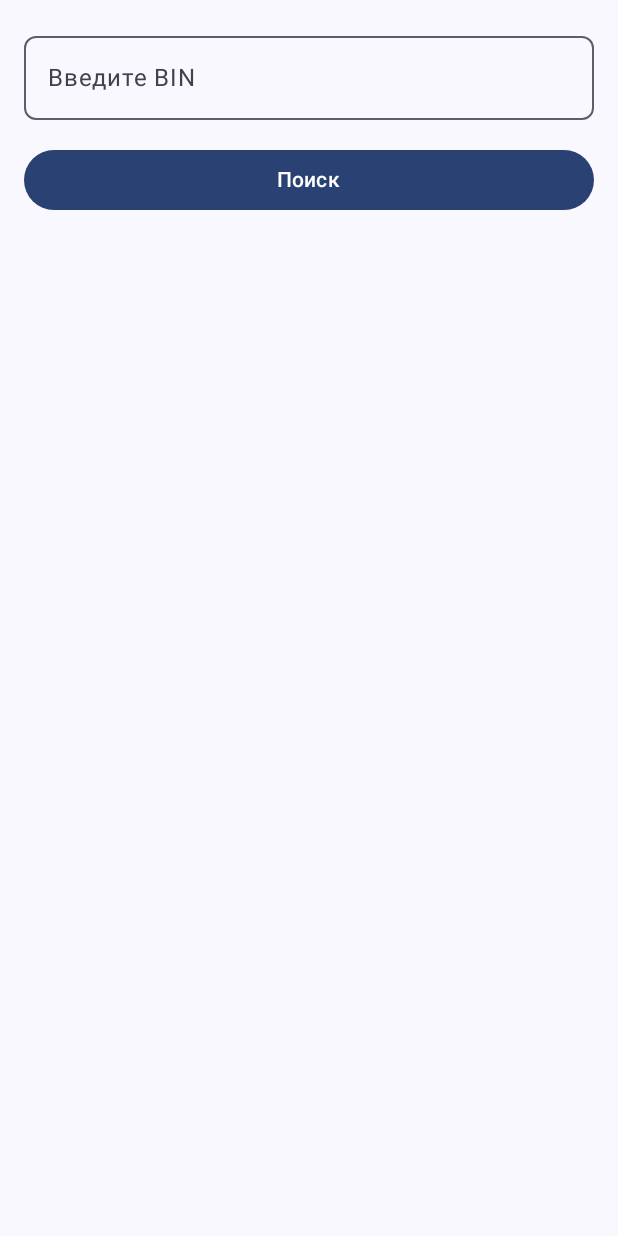
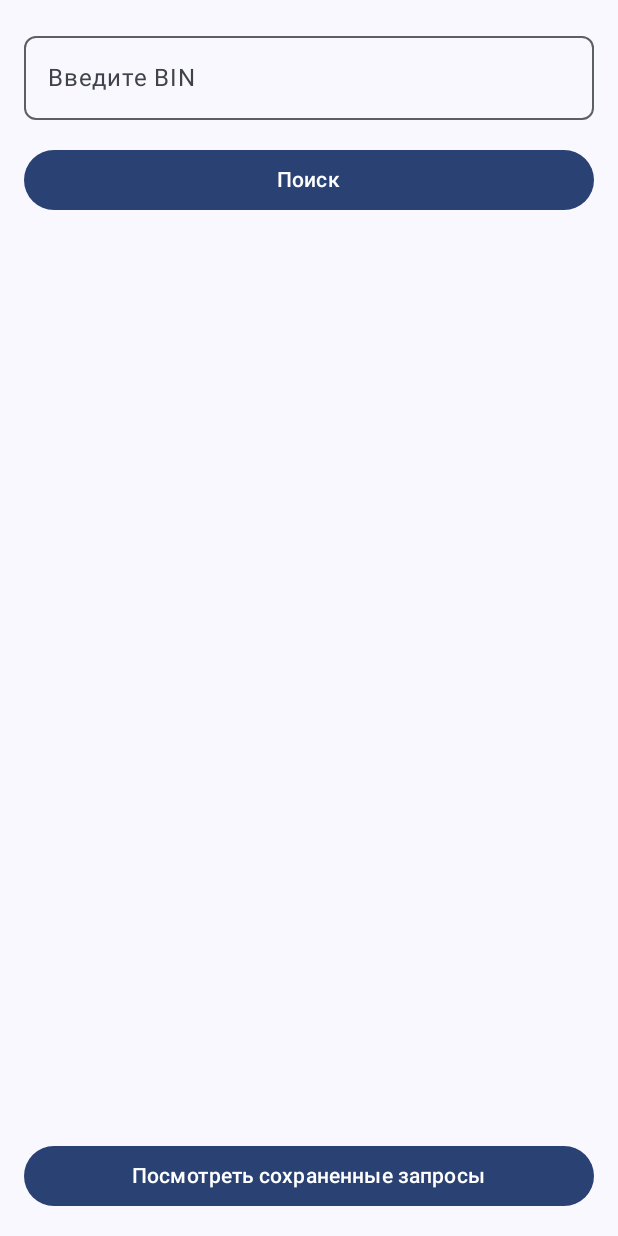
Before and after one commit to Tashpolotov/testbinbank, an Android app built with Jetpack Compose: the screen it shows after launch (MainActivity), on a phone screen of 412 x 824 dp. Run offline under Robolectric (Android 15) with nearby library versions, the phone set to English and light mode, and no system bars; libraries missing offline, so code that uses them is left out: arrow.core.

Commit message:
закончил отправляю тз

```diff
--- a/app/src/main/java/kg/aza/testbinbank/core/RepositoryImplementation.kt
+++ b/app/src/main/java/kg/aza/testbinbank/core/RepositoryImplementation.kt
@@ -67,7 +67,6 @@ abstract class RepositoryImplementation : KoinComponent {
 
     protected fun <T> Flow<Either<HttpResponseError, T>>.processException() =
         flowOn(Dispatchers.IO).catch { exception ->
-            Log.e("RepositoryImplementation", exception.stackTraceToString())
             emit(
                 Either.Left(
                     when (exception) {
--- a/app/src/main/java/kg/aza/testbinbank/core/local/preferences/UserPreferences.kt
+++ b/app/src/main/java/kg/aza/testbinbank/core/local/preferences/UserPreferences.kt
@@ -1,6 +1,7 @@
 package kg.balance.reforged.foundation.infrastructure.local.preferences
 
 import android.content.SharedPreferences
+import android.util.Log
 import kg.aza.testbinbank.presentation.view.models.HistoryEntryUI
 import kg.aza.testbinbank.presentation.view.models.InfoUIModel
 import kg.aza.testbinbank.presentation.view.models.toHistoryEntry
@@ -9,13 +10,16 @@ import kotlinx.serialization.json.Json
 
 class UserPreferences(preferences: SharedPreferences, json: Json) : Preferences(preferences, json) {
 
-
     var historyList by nonPrimitive(default = emptyList<HistoryEntryUI>())
 
     fun addToHistory(bin: String, info: InfoUIModel) {
+        if (bin.length != 6) return
+        if (info.scheme.isNullOrBlank() && info.bank?.name.isNullOrBlank()) return
+
         val updatedList = historyList.toMutableList()
         updatedList.removeAll { it.bin == bin }
         updatedList.add(0, info.toHistoryEntry(bin))
         historyList = updatedList
+        Log.d("Aza1", "historyList updated: $historyList")
     }
 }
--- a/app/src/main/java/kg/aza/testbinbank/presentation/view/mainScreen/BankViewModel.kt
+++ b/app/src/main/java/kg/aza/testbinbank/presentation/view/mainScreen/BankViewModel.kt
@@ -1,6 +1,5 @@
 package kg.aza.testbinbank.presentation.view.mainScreen
 
-import android.util.Log
 import androidx.lifecycle.ViewModel
 import androidx.lifecycle.viewModelScope
 import arrow.core.Either
@@ -32,7 +31,4 @@ class BankViewModel(
             }
         }
     }
-    init {
-        Log.d("Aza1", "BankViewModel created, fetchBankUseCase = $fetchBankUseCase")
-    }
 }
--- a/app/src/main/java/kg/aza/testbinbank/presentation/view/mainScreen/MainScreen.kt
+++ b/app/src/main/java/kg/aza/testbinbank/presentation/view/mainScreen/MainScreen.kt
@@ -46,6 +46,7 @@ fun MainScreen(
         modifier = modifier
             .fillMaxWidth()
             .padding(horizontal = 16.dp)
+            .padding(bottom = 72.dp)
     ) {
         Spacer(Modifier.height(16.dp))
         BaseTextField(
@@ -99,6 +100,18 @@ fun MainScreen(
             else -> Unit
         }
     }
+    Box(modifier = Modifier.fillMaxSize()) {
+        BaseButton(
+            modifier = Modifier
+                .align(Alignment.BottomCenter)
+                .fillMaxWidth()
+                .padding(16.dp),
+            textButton = stringResource(R.string.look_save),
+            onClickButton = {
+                navController.navigate(Route.HistoryScreen.route)
+            }
+        )
+    }
 }
 
 @Composable
@@ -151,9 +164,4 @@ fun BankInfoDisplay(info: InfoUIModel, navController: NavController) {
             info.country?.emoji ?: stringResource(R.string.unknown)
         )
     )
-
-    BaseButton("Посмотреть сохраненные запросы",
-        onClickButton = {
-            navController.navigate(Route.HistoryScreen.route)
-        })
 }
--- a/app/src/main/res/values/strings.xml
+++ b/app/src/main/res/values/strings.xml
@@ -12,4 +12,5 @@
     <string name="error">Ошибка: %1$s</string>
     <string name="min_6_lenght">Введите минимум 6 цифр</string>
     <string name="unknown">Неизвестно</string>
+    <string name="look_save">Посмотреть сохраненные запросы</string>
 </resources>
```
